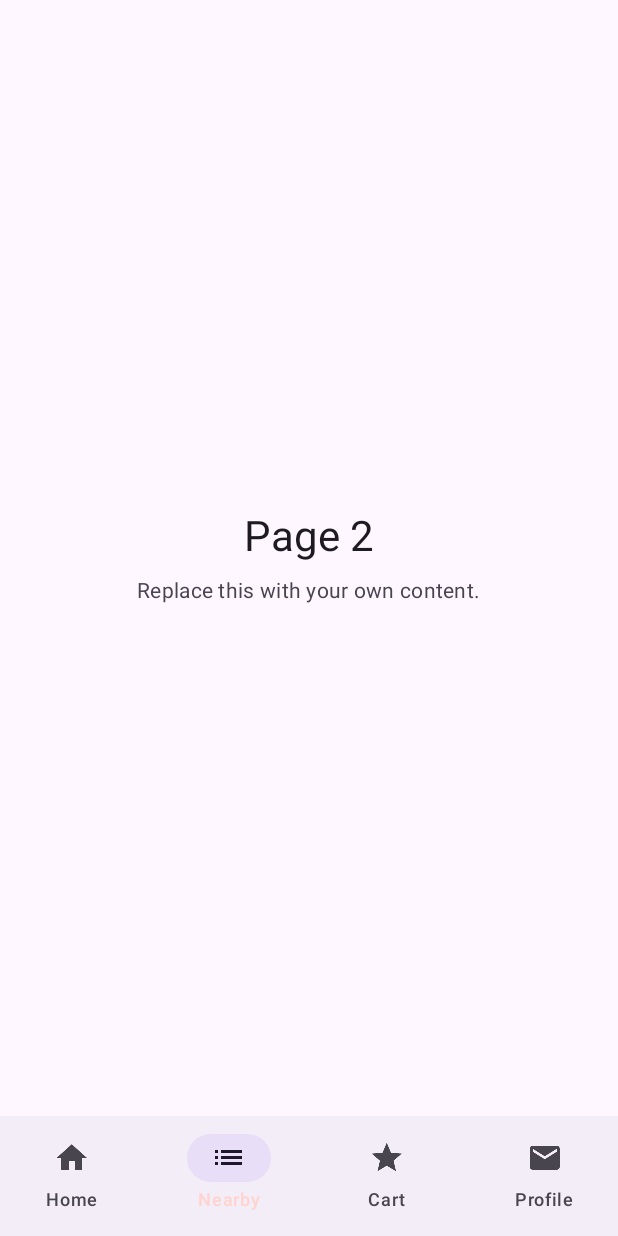
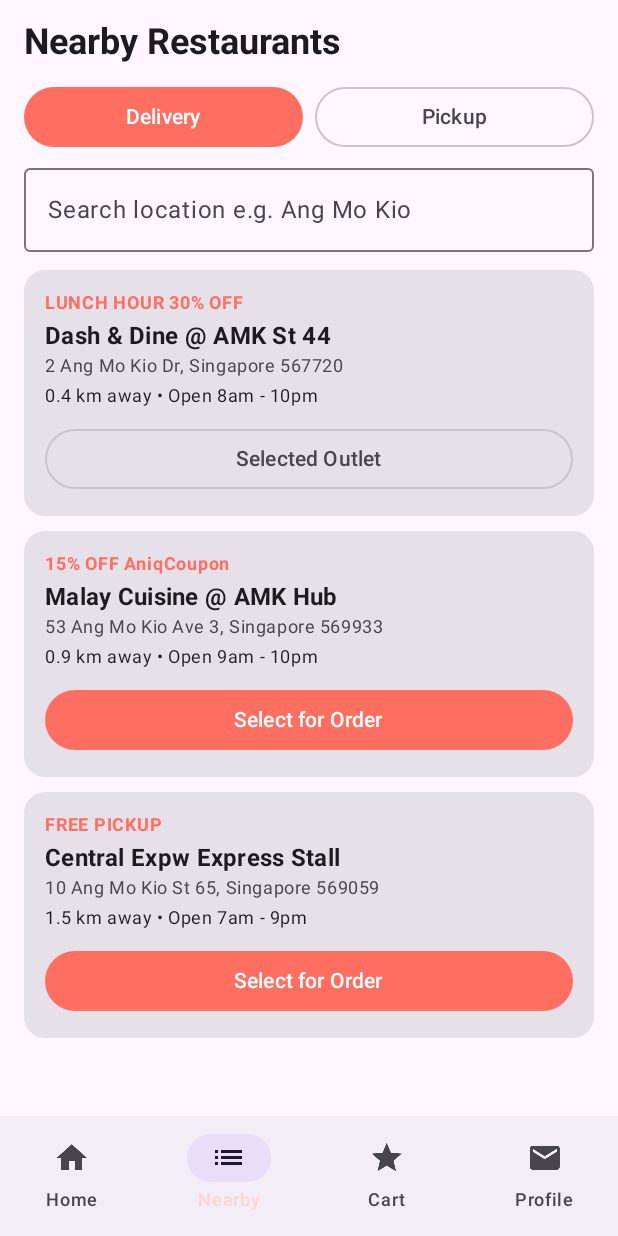
Before and after one commit to Christof-Leow/254683E-254718F_MobileGameProgA1, an Android app built with Jetpack Compose: the composable AppScaffold shown on its own in the app's theme, item 2 of the bottom bar chosen, on a phone screen of 412 x 824 dp. Run offline under Robolectric (Android 15) with nearby library versions, the phone set to English and light mode, and no system bars.

Commit message:
cart and profile screens and wire all buttons

```diff
--- a/app/src/main/java/com/nyp/scaffoldingapp/MainActivity.kt
+++ b/app/src/main/java/com/nyp/scaffoldingapp/MainActivity.kt
@@ -56,12 +56,19 @@ class MainActivity : ComponentActivity() {
 fun AppScaffold(
     onLogout: () -> Unit = {}
 ) {
-    // rememberSaveable, not remember: the selected tab must survive a rotation.
+    // rotation screws this up for some reason so i need this.
     var selectedTab by rememberSaveable { mutableStateOf(Tab.HOME) }
 
-    // temporary state for home screen before adding viewmodel
+    // got this for now, temporary!!!
     var favouriteIds by remember { mutableStateOf(setOf(1, 3)) }
     var appliedCoupon by rememberSaveable { mutableStateOf<String?>(null) }
+    var selectedRestaurantId by rememberSaveable { mutableIntStateOf(1) }
+    var orderMode by rememberSaveable { mutableStateOf(OrderMode.DELIVERY) }
+    val cartItems = remember { mutableStateListOf<CartItem>() }
+    val orders = remember { mutableStateListOf<Order>() }
+
+    val selectedRestaurant = SampleData.restaurants.find { it.id == selectedRestaurantId }
+        ?: SampleData.restaurants.first()
 
     // back from other tabs returns to home and back from home exits
     BackHandler(enabled = selectedTab != Tab.HOME) {
@@ -103,13 +110,62 @@ fun AppScaffold(
                         favouriteIds = if (id in favouriteIds) favouriteIds - id else favouriteIds + id
                     },
                     onApplyCoupon = { code -> appliedCoupon = code },
-                    onAddToCart = { _, _ ->
-                        // cart screen links might go here idk
+                    onAddToCart = { food, qty ->
+                        val index = cartItems.indexOfFirst { it.food.id == food.id }
+                        if (index >= 0) {
+                            cartItems[index] = cartItems[index].copy(quantity = cartItems[index].quantity + qty)
+                        } else {
+                            cartItems.add(CartItem(food, qty))
+                        }
                     }
                 )
-                Tab.NEARBY -> Page2()
-                Tab.CART -> Page3()
-                Tab.PROFILE -> MockScreen()
+                Tab.NEARBY -> NearbyScreen(
+                    restaurants = SampleData.restaurants,
+                    selectedRestaurantId = selectedRestaurantId,
+                    orderMode = orderMode,
+                    onChangeOrderMode = { orderMode = it },
+                    onSelectRestaurant = { selectedRestaurantId = it.id }
+                )
+                Tab.CART -> CartScreen(
+                    cartItems = cartItems,
+                    selectedRestaurantName = selectedRestaurant.name,
+                    orderMode = orderMode,
+                    appliedCoupon = appliedCoupon,
+                    onUpdateQuantity = { foodId, delta ->
+                        val index = cartItems.indexOfFirst { it.food.id == foodId }
+                        if (index >= 0) {
+                            val newQty = cartItems[index].quantity + delta
+                            if (newQty <= 0) cartItems.removeAt(index)
+                            else cartItems[index] = cartItems[index].copy(quantity = newQty)
+                        }
+                    },
+                    onRemoveItem = { foodId ->
+                        cartItems.removeAll { it.food.id == foodId }
+                    },
+                    onBrowseMenu = { selectedTab = Tab.HOME },
+                    onProceedToCheckout = { total ->
+                        // temporary order placement until partner checkout screen is linked
+                        orders.add(
+                            0,
+                            Order(
+                                id = 100 + orders.size + 1,
+                                restaurantName = selectedRestaurant.name,
+                                itemCount = cartItems.sumOf { it.quantity },
+                                total = total,
+                                status = OrderStatus.PREPARING
+                            )
+                        )
+                        cartItems.clear()
+                        selectedTab = Tab.PROFILE
+                    }
+                )
+                Tab.PROFILE -> ProfileScreen(
+                    userName = "Aniq", // placeholder, i dont even know if we are having account system
+                    userEmail = "aniq@gmail.com",
+                    orders = orders,
+                    faqs = SampleData.faqs,
+                    onLogout = onLogout
+                )
             }
         }
     }
--- /dev/null
+++ b/app/src/main/java/com/nyp/scaffoldingapp/ui/pages/NearbyScreen.kt
@@ -0,0 +1,171 @@
+package com.nyp.scaffoldingapp.ui.pages
+
+import androidx.compose.foundation.layout.Arrangement
+import androidx.compose.foundation.layout.Column
+import androidx.compose.foundation.layout.PaddingValues
+import androidx.compose.foundation.layout.Row
+import androidx.compose.foundation.layout.Spacer
+import androidx.compose.foundation.layout.fillMaxSize
+import androidx.compose.foundation.layout.fillMaxWidth
+import androidx.compose.foundation.layout.height
+import androidx.compose.foundation.layout.padding
+import androidx.compose.foundation.lazy.LazyColumn
+import androidx.compose.foundation.lazy.items
+import androidx.compose.foundation.shape.RoundedCornerShape
+import androidx.compose.material3.Button
+import androidx.compose.material3.Card
+import androidx.compose.material3.MaterialTheme
+import androidx.compose.material3.OutlinedButton
+import androidx.compose.material3.OutlinedTextField
+import androidx.compose.material3.Text
+import androidx.compose.runtime.Composable
+import androidx.compose.runtime.getValue
+import androidx.compose.runtime.mutableStateOf
+import androidx.compose.runtime.saveable.rememberSaveable
+import androidx.compose.runtime.setValue
+import androidx.compose.ui.Modifier
+import androidx.compose.ui.text.font.FontWeight
+import androidx.compose.ui.tooling.preview.Preview
+import androidx.compose.ui.unit.dp
+import com.nyp.scaffoldingapp.data.OrderMode
+import com.nyp.scaffoldingapp.data.Restaurant
+import com.nyp.scaffoldingapp.data.SampleData
+import com.nyp.scaffoldingapp.ui.theme.ScaffoldingTheme
+
+// screen for searching nearby outlets and toggling delivery or pickup
+@Composable
+fun NearbyScreen(
+    restaurants: List<Restaurant>,
+    selectedRestaurantId: Int,
+    orderMode: OrderMode,
+    onChangeOrderMode: (OrderMode) -> Unit,
+    onSelectRestaurant: (Restaurant) -> Unit,
+    modifier: Modifier = Modifier
+) {
+    var query by rememberSaveable { mutableStateOf("") }
+    val filtered = restaurants.filter {
+        it.name.contains(query, ignoreCase = true) ||
+                it.address.contains(query, ignoreCase = true)
+    }
+
+    Column(
+        modifier = modifier
+            .fillMaxSize()
+            .padding(horizontal = 16.dp)
+    ) {
+        Spacer(modifier = Modifier.height(12.dp))
+
+        Text(
+            text = "Nearby Restaurants",
+            style = MaterialTheme.typography.headlineSmall,
+            fontWeight = FontWeight.Bold
+        )
+
+        Spacer(modifier = Modifier.height(10.dp))
+
+        // delivery vs pickup toggle buttons
+        Row(
+            modifier = Modifier.fillMaxWidth(),
+            horizontalArrangement = Arrangement.spacedBy(8.dp)
+        ) {
+            OrderMode.entries.forEach { mode ->
+                if (orderMode == mode) {
+                    Button(
+                        onClick = { onChangeOrderMode(mode) },
+                        modifier = Modifier.weight(1f)
+                    ) { Text(mode.label) }
+                } else {
+                    OutlinedButton(
+                        onClick = { onChangeOrderMode(mode) },
+                        modifier = Modifier.weight(1f)
+                    ) { Text(mode.label) }
+                }
+            }
+        }
+
+        Spacer(modifier = Modifier.height(10.dp))
+
+        OutlinedTextField(
+            value = query,
+            onValueChange = { query = it },
+            placeholder = { Text("Search location e.g. Ang Mo Kio") },
+            singleLine = true,
+            modifier = Modifier.fillMaxWidth()
+        )
+
+        Spacer(modifier = Modifier.height(12.dp))
+
+        if (filtered.isEmpty()) {
+            Text(
+                text = "No nearby outlets match \"$query\".",
+                style = MaterialTheme.typography.bodyLarge,
+                modifier = Modifier.padding(top = 24.dp)
+            )
+        } else {
+            LazyColumn(
+                verticalArrangement = Arrangement.spacedBy(10.dp),
+                contentPadding = PaddingValues(bottom = 16.dp)
+            ) {
+                items(filtered, key = { it.id }) { outlet ->
+                    val isSelected = outlet.id == selectedRestaurantId
+                    Card(
+                        modifier = Modifier.fillMaxWidth(),
+                        shape = RoundedCornerShape(14.dp)
+                    ) {
+                        Column(modifier = Modifier.padding(14.dp)) {
+                            Text(
+                                text = outlet.promoTag,
+                                style = MaterialTheme.typography.labelMedium,
+                                color = MaterialTheme.colorScheme.primary,
+                                fontWeight = FontWeight.Bold
+                            )
+                            Text(
+                                text = outlet.name,
+                                style = MaterialTheme.typography.titleMedium,
+                                fontWeight = FontWeight.Bold,
+                                modifier = Modifier.padding(top = 2.dp)
+                            )
+                            Text(
+                                text = outlet.address,
+                                style = MaterialTheme.typography.bodySmall,
+                                color = MaterialTheme.colorScheme.onSurfaceVariant
+                            )
+                            Text(
+                                text = "${outlet.distanceKm} km away • Open ${outlet.hours}",
+                                style = MaterialTheme.typography.bodySmall,
+                                modifier = Modifier.padding(top = 4.dp, bottom = 10.dp)
+                            )
+
+                            if (isSelected) {
+                                OutlinedButton(
+                                    onClick = {},
+                                    modifier = Modifier.fillMaxWidth()
+                                ) { Text("Selected Outlet") }
+                            } else {
+                                Button(
+                                    onClick = { onSelectRestaurant(outlet) },
+                                    modifier = Modifier.fillMaxWidth()
+                                ) { Text("Select for Order") }
+                            }
+                        }
+                    }
+                }
+            }
+        }
+    }
+}
+
+// preview for nearby outlets screen
+@Preview(showBackground = true)
+@Composable
+fun NearbyScreenPreview() {
+    ScaffoldingTheme {
+        NearbyScreen(
+            restaurants = SampleData.restaurants,
+            selectedRestaurantId = 1,
+            orderMode = OrderMode.DELIVERY,
+            onChangeOrderMode = {},
+            onSelectRestaurant = {}
+        )
+    }
+}
```
Also changed, not shown: app/src/main/java/com/nyp/scaffoldingapp/ui/pages/CartScreen.kt (added, +191 -0 lines), app/src/main/java/com/nyp/scaffoldingapp/ui/pages/ProfileScreen.kt (added, +199 -0 lines).
